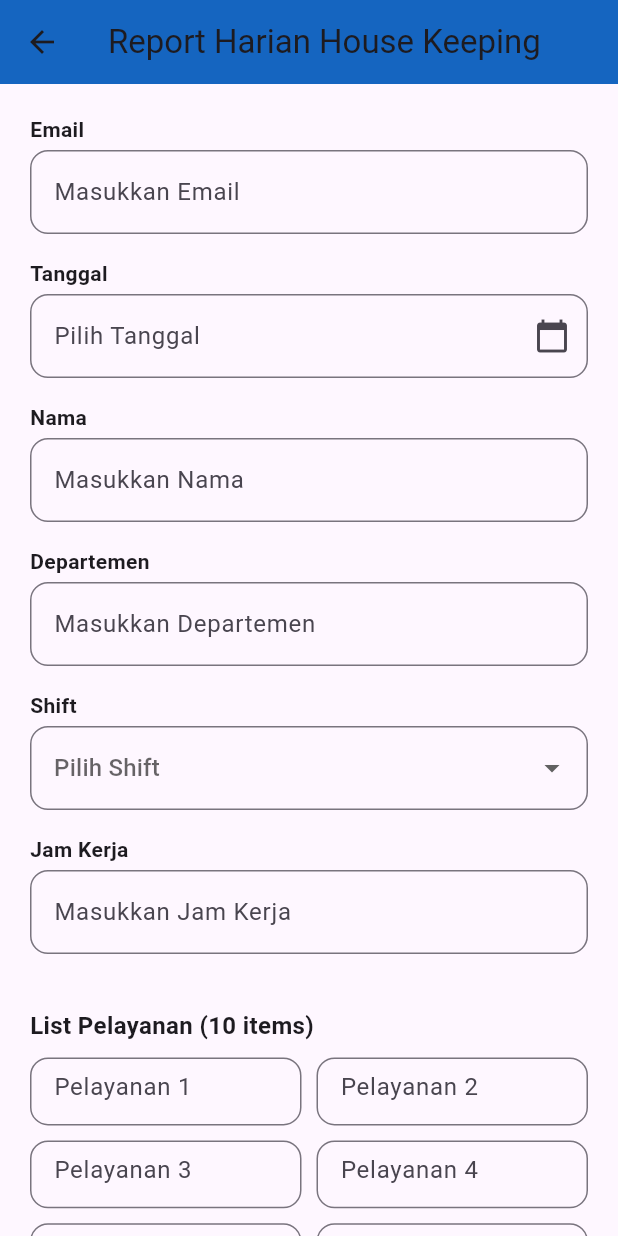
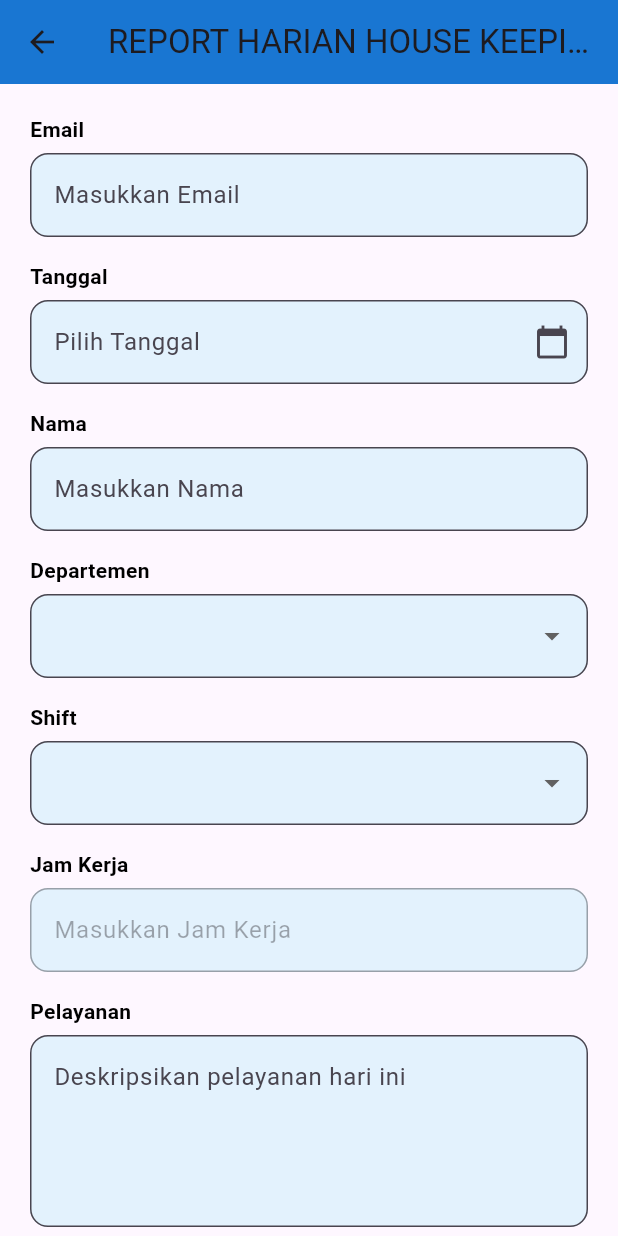
Before and after one commit to PutriMaya22/StaffLink-smartphone, a Flutter app: the HousekeepingReportForm screen opened directly, on a phone screen of 412 x 824 dp. Run offline on Flutter 3.47's test engine with Material 3 defaults, Android fonts, the phone set to English and light mode, and no system bars; our stand-ins replace file_picker, get, image_picker.

Commit message:
update 210525

```diff
--- a/lib/screens/HousekeepingReportForm.dart
+++ b/lib/screens/HousekeepingReportForm.dart
@@ -11,28 +11,41 @@ import 'package:file_picker/file_picker.dart';
 
 class HousekeepingReportForm extends StatefulWidget {
   @override
-  _HousekeepingReportFormState createState() => _HousekeepingReportFormState();
+  _HousekeepingReportForm createState() => _HousekeepingReportForm();
 }
 
-class _HousekeepingReportFormState extends State<HousekeepingReportForm> {
+class _HousekeepingReportForm extends State<HousekeepingReportForm> {
   final _formKey = GlobalKey<FormState>();
 
-  final _emailController = TextEditingController();
-  final _dateController = TextEditingController();
-  final _namaController = TextEditingController();
-  final _departemenController = TextEditingController();
-  final _jamKerjaController = TextEditingController();
+  final TextEditingController _emailController = TextEditingController();
+  final TextEditingController _dateController = TextEditingController();
+  final TextEditingController _namaController = TextEditingController();
+  final TextEditingController _jamKerjaController = TextEditingController();
+  final TextEditingController _pelayananController = TextEditingController();
 
+  String? selectedDepartemen;
   String? selectedShift;
+  final List<Uint8List?> dokumenWeb = List.filled(5, null);
 
-  final ImagePicker _picker = ImagePicker();
+  final List<String> departemenList = [
+    "Sales & Marketing",
+    "Operations",
+    "Technology",
+    "Analytics",
+    "R&D",
+    "Procurement",
+    "Finance",
+    "HR",
+    "Legal",
+  ];
 
-  // Pelayanan dan dokumen
-  final List<String?> pelayanan = List<String?>.filled(10, null, growable: false);
-  final List<File?> dokumen = List<File?>.filled(10, null, growable: false);
-  final List<Uint8List?> dokumenWeb = List<Uint8List?>.filled(10, null, growable: false);
+  final Map<String, String> shiftToJam = {
+    "Pagi": "08:00 - 16:00",
+    "Siang": "16:00 - 00:00",
+    "Malam": "00:00 - 08:00",
+  };
 
-  Future<void> _selectDate() async {
+  void _selectDate() async {
     DateTime? picked = await showDatePicker(
       context: context,
       initialDate: DateTime.now(),
@@ -40,14 +53,11 @@ class _HousekeepingReportFormState extends State<HousekeepingReportForm> {
       lastDate: DateTime(2100),
     );
     if (picked != null) {
-      setState(() {
       _dateController.text = DateFormat('yyyy-MM-dd').format(picked);
-      });
     }
   }
 
-  Future<void> _pickImage(int index) async {
-    if (kIsWeb) {
+  void _pickImage(int index) async {
     final result = await FilePicker.platform.pickFiles(
       type: FileType.image,
       withData: true,
@@ -57,135 +67,190 @@ class _HousekeepingReportFormState extends State<HousekeepingReportForm> {
         dokumenWeb[index] = result.files.single.bytes!;
       });
     }
-    } else {
-      final XFile? image = await _picker.pickImage(source: ImageSource.gallery);
-      if (image != null) {
-        setState(() {
-          dokumen[index] = File(image.path);
-        });
-      }
-    }
   }
 
- Future<void> submitReport() async {
+  void _submitForm() {
     if (!_formKey.currentState!.validate()) return;
-  _formKey.currentState!.save();
 
-  final url = Uri.parse('http://localhost:8000/api/report');
-  var request = http.MultipartRequest('POST', url);
-
-  request.fields['email'] = _emailController.text;
-  request.fields['tanggal'] = _dateController.text;
-  request.fields['nama'] = _namaController.text;
-  request.fields['departemen'] = _departemenController.text;
-  request.fields['shift'] = selectedShift ?? '';
-  request.fields['jam_kerja'] = _jamKerjaController.text;
-
-  // Kirim 10 pelayanan sebagai field individual
-  for (int i = 0; i < 10; i++) {
-    request.fields['pelayanan_${i + 1}'] = pelayanan[i] ?? '';
+    bool allPhotosFilled = dokumenWeb.every((img) => img != null);
+    if (!allPhotosFilled) {
+      _showMessage('Semua foto dokumentasi wajib diisi');
+      return;
     }
 
-  // Kirim dokumentasi (nama + file) sebagai field/file individual
-  for (int i = 0; i < 10; i++) {
-    if (kIsWeb && dokumenWeb[i] != null) {
-      final filename = 'web_photo_${i + 1}.jpg';
-      request.fields['dokumentasi_${i + 1}'] = filename;
-      request.files.add(http.MultipartFile.fromBytes(
-        'dokumen_${i + 1}',
-        dokumenWeb[i]!,
-        filename: filename,
-      ));
-    } else if (!kIsWeb && dokumen[i] != null) {
-      final filename = dokumen[i]!.path.split('/').last;
-      request.fields['dokumentasi_${i + 1}'] = filename;
-      request.files.add(await http.MultipartFile.fromPath(
-        'dokumen_${i + 1}',
-        dokumen[i]!.path,
-      ));
-    } else {
-      // Tetap kirim nama kosong jika tidak ada gambar
-      request.fields['dokumentasi_${i + 1}'] = '';
-    }
-  }
-
-  try {
-    var response = await request.send();
-
-    if (response.statusCode == 200 || response.statusCode == 201) {
-      ScaffoldMessenger.of(context).showSnackBar(SnackBar(content: Text('Report berhasil dikirim')));
-      _resetForm();
-    } else {
-      String respStr = await response.stream.bytesToString();
-      ScaffoldMessenger.of(context).showSnackBar(SnackBar(content: Text('Gagal: $respStr')));
-    }
-  } catch (e) {
-    ScaffoldMessenger.of(context).showSnackBar(SnackBar(content: Text('Error: $e')));
-  }
-}
-
-
-
-  void _resetForm() {
-    _formKey.currentState?.reset();
-    _emailController.clear();
+    _showMessage('Submit Berhasil');
+    _formKey.currentState!.reset();
     _dateController.clear();
-    _namaController.clear();
-    _departemenController.clear();
     _jamKerjaController.clear();
-
+    _pelayananController.clear();
     setState(() {
+      selectedDepartemen = null;
       selectedShift = null;
-      for (int i = 0; i < pelayanan.length; i++) {
-        pelayanan[i] = null;
-        dokumen[i] = null;
+      for (int i = 0; i < dokumenWeb.length; i++) {
         dokumenWeb[i] = null;
       }
     });
   }
 
-  @override
-  void dispose() {
-    _emailController.dispose();
-    _dateController.dispose();
-    _namaController.dispose();
-    _departemenController.dispose();
-    _jamKerjaController.dispose();
-    super.dispose();
+  void _showMessage(String message) {
+    ScaffoldMessenger.of(context).showSnackBar(
+      SnackBar(
+        backgroundColor: Colors.blue.shade600,
+        content: Text(message, style: TextStyle(color: Colors.white)),
+        behavior: SnackBarBehavior.floating,
+      ),
+    );
   }
 
   @override
   Widget build(BuildContext context) {
     return Scaffold(
       appBar: AppBar(
-        title: Text('Report Harian House Keeping'),
-        backgroundColor: Colors.blue[800],
+        title: Text('REPORT HARIAN HOUSE KEEPING'),
+        backgroundColor: Colors.blue.shade700,
+        centerTitle: true,
       ),
       body: SingleChildScrollView(
         padding: EdgeInsets.all(20),
         child: Form(
           key: _formKey,
           child: Column(
+            crossAxisAlignment: CrossAxisAlignment.start,
             children: [
-              buildTextField(label: "Email", controller: _emailController, keyboardType: TextInputType.emailAddress),
-              buildDateField(context),
-              buildTextField(label: "Nama", controller: _namaController),
-              buildTextField(label: "Departemen", controller: _departemenController),
-              buildDropdownField(),
-              buildTextField(label: "Jam Kerja", controller: _jamKerjaController),
-              SizedBox(height: 20),
-              buildPelayananSection(),
-              SizedBox(height: 20),
-              buildDokumentasiSection(),
+              buildTextField(
+                "Email",
+                _emailController,
+                TextInputType.emailAddress,
+              ),
+              buildDateField(),
+              buildTextField("Nama", _namaController, TextInputType.text),
+              buildDropdownField(
+                "Departemen",
+                departemenList,
+                selectedDepartemen,
+                (val) {
+                  setState(() => selectedDepartemen = val);
+                },
+              ),
+              buildDropdownField(
+                "Shift",
+                shiftToJam.keys.toList(),
+                selectedShift,
+                (val) {
+                  setState(() {
+                    selectedShift = val;
+                    _jamKerjaController.text =
+                        val != null ? shiftToJam[val]! : '';
+                  });
+                },
+              ),
+              buildTextField(
+                "Jam Kerja",
+                _jamKerjaController,
+                TextInputType.text,
+                enabled: false,
+              ),
+
+              // PELAYANAN
+              Padding(
+                padding: const EdgeInsets.only(bottom: 20),
+                child: Column(
+                  crossAxisAlignment: CrossAxisAlignment.start,
+                  children: [
+                    Text(
+                      "Pelayanan",
+                      style: TextStyle(
+                        fontWeight: FontWeight.w600,
+                        color: Colors.black,
+                      ),
+                    ),
+                    SizedBox(height: 6),
+                    TextFormField(
+                      controller: _pelayananController,
+                      keyboardType: TextInputType.multiline,
+                      maxLines: 4,
+                      validator: (value) {
+                        if (value == null || value.isEmpty)
+                          return 'Wajib diisi';
+                        return null;
+                      },
+                      decoration: InputDecoration(
+                        hintText: "Deskripsikan pelayanan hari ini",
+                        filled: true,
+                        fillColor: Colors.blue.shade50,
+                        border: OutlineInputBorder(
+                          borderRadius: BorderRadius.circular(12),
+                        ),
+                      ),
+                    ),
+                  ],
+                ),
+              ),
+
+              // UPLOAD FOTO
+              Text(
+                "Dokumentasi (upload minimal 5 foto)",
+                style: TextStyle(
+                  fontWeight: FontWeight.w600,
+                  color: Colors.black,
+                ),
+              ),
+              SizedBox(height: 6),
+              Text(
+                "Upload minimal 5 foto dokumentasi",
+                style: TextStyle(fontSize: 12, color: Colors.grey.shade700),
+              ),
+              SizedBox(height: 10),
+              GridView.builder(
+                shrinkWrap: true,
+                itemCount: 5,
+                physics: NeverScrollableScrollPhysics(),
+                gridDelegate: SliverGridDelegateWithFixedCrossAxisCount(
+                  crossAxisCount: 3,
+                  mainAxisSpacing: 10,
+                  crossAxisSpacing: 10,
+                ),
+                itemBuilder: (_, i) {
+                  return InkWell(
+                    onTap: () => _pickImage(i),
+                    child: Container(
+                      decoration: BoxDecoration(
+                        border: Border.all(color: Colors.blue.shade300),
+                        borderRadius: BorderRadius.circular(12),
+                        color: Colors.blue.shade50,
+                      ),
+                      child:
+                          dokumenWeb[i] != null
+                              ? ClipRRect(
+                                borderRadius: BorderRadius.circular(12),
+                                child: Image.memory(
+                                  dokumenWeb[i]!,
+                                  fit: BoxFit.cover,
+                                ),
+                              )
+                              : Center(
+                                child: Icon(
+                                  Icons.camera_alt,
+                                  size: 40,
+                                  color: Colors.blue.shade300,
+                                ),
+                              ),
+                    ),
+                  );
+                },
+              ),
+
               SizedBox(height: 24),
               ElevatedButton(
-                onPressed: submitReport,
+                onPressed: _submitForm,
                 style: ElevatedButton.styleFrom(
-                  backgroundColor: Colors.blue[700],
+                  backgroundColor: Colors.blue.shade600,
                   shape: StadiumBorder(),
                   padding: EdgeInsets.symmetric(vertical: 16),
                 ),
-                child: Center(child: Text('Submit Report', style: TextStyle(fontSize: 18))),
+                child: Center(
+                  child: Text('Kirim Laporan', style: TextStyle(fontSize: 18)),
+                ),
               ),
             ],
           ),
@@ -194,149 +259,122 @@ class _HousekeepingReportFormState extends State<HousekeepingReportForm> {
     );
   }
 
-  Widget buildTextField({
-    required String label,
-    TextEditingController? controller,
-    TextInputType? keyboardType,
-    String? Function(String?)? validator,
+  Widget buildTextField(
+    String label,
+    TextEditingController controller,
+    TextInputType keyboardType, {
+    int maxLines = 1,
+    bool enabled = true,
   }) {
-    return Column(
+    return Padding(
+      padding: const EdgeInsets.only(bottom: 16),
+      child: Column(
         crossAxisAlignment: CrossAxisAlignment.start,
         children: [
-        Text(label, style: TextStyle(fontWeight: FontWeight.w600)),
-        SizedBox(height: 4),
+          Text(
+            label,
+            style: TextStyle(fontWeight: FontWeight.w600, color: Colors.black),
+          ),
+          SizedBox(height: 6),
           TextFormField(
             controller: controller,
             keyboardType: keyboardType,
-          validator: validator ??
-              (value) {
+            maxLines: maxLines,
+            enabled: enabled,
+            validator: (value) {
               if (value == null || value.isEmpty) return 'Wajib diisi';
-                if (label == "Email" && !RegExp(r'^[^@]+@[^@]+\.[^@]+').hasMatch(value)) {
+              if (label == "Email" &&
+                  !RegExp(r'^[^@]+@[^@]+\.[^@]+').hasMatch(value)) {
                 return 'Format email tidak valid';
               }
               return null;
             },
             decoration: InputDecoration(
               hintText: 'Masukkan $label',
-            border: OutlineInputBorder(borderRadius: BorderRadius.circular(12.0)),
+              fillColor: Colors.blue.shade50,
+              filled: true,
+              border: OutlineInputBorder(
+                borderRadius: BorderRadius.circular(12),
               ),
             ),
-        SizedBox(height: 16),
+          ),
         ],
+      ),
     );
   }
 
-  Widget buildDateField(BuildContext context) {
-    return Column(
+  Widget buildDateField() {
+    return Padding(
+      padding: const EdgeInsets.only(bottom: 16),
+      child: Column(
         crossAxisAlignment: CrossAxisAlignment.start,
         children: [
-        Text("Tanggal", style: TextStyle(fontWeight: FontWeight.w600)),
-        SizedBox(height: 4),
-        TextFormField(
+          Text(
+            "Tanggal",
+            style: TextStyle(fontWeight: FontWeight.w600, color: Colors.black),
+          ),
+          SizedBox(height: 6),
+          GestureDetector(
+            onTap: _selectDate,
+            child: AbsorbPointer(
+              child: TextFormField(
                 controller: _dateController,
-          readOnly: true,
-          onTap: _selectDate,
-          validator: (value) => (value == null || value.isEmpty) ? 'Pilih tanggal' : null,
                 decoration: InputDecoration(
                   hintText: 'Pilih Tanggal',
-            border: OutlineInputBorder(borderRadius: BorderRadius.circular(12.0)),
                   suffixIcon: Icon(Icons.calendar_today),
+                  fillColor: Colors.blue.shade50,
+                  filled: true,
+                  border: OutlineInputBorder(
+                    borderRadius: BorderRadius.circular(12),
                   ),
                 ),
-        SizedBox(height: 16),
+                validator:
+                    (value) =>
+                        value == null || value.isEmpty ? 'Wajib diisi' : null,
+              ),
+            ),
+          ),
         ],
+      ),
     );
   }
 
-  Widget buildDropdownField() {
-    return Column(
+  Widget buildDropdownField(
+    String label,
+    List<String> items,
+    String? selected,
+    void Function(String?) onChanged,
+  ) {
+    return Padding(
+      padding: const EdgeInsets.only(bottom: 16),
+      child: Column(
         crossAxisAlignment: CrossAxisAlignment.start,
         children: [
-        Text("Shift", style: TextStyle(fontWeight: FontWeight.w600)),
-        SizedBox(height: 4),
+          Text(
+            label,
+            style: TextStyle(fontWeight: FontWeight.w600, color: Colors.black),
+          ),
+          SizedBox(height: 6),
           DropdownButtonFormField<String>(
-          decoration: InputDecoration(border: OutlineInputBorder(borderRadius: BorderRadius.circular(12.0))),
-          hint: Text('Pilih Shift'),
-          value: selectedShift,
-          validator: (value) => value == null ? 'Pilih shift' : null,
-          onChanged: (value) => setState(() => selectedShift = value),
-          items: ['Pagi', 'Siang', 'Malam'].map((shift) => DropdownMenuItem(value: shift, child: Text(shift))).toList(),
+            value: selected,
+            onChanged: onChanged,
+            validator: (value) => value == null ? 'Wajib dipilih' : null,
+            items:
+                items
+                    .map(
+                      (val) => DropdownMenuItem(value: val, child: Text(val)),
+                    )
+                    .toList(),
+            decoration: InputDecoration(
+              fillColor: Colors.blue.shade50,
+              filled: true,
+              border: OutlineInputBorder(
+                borderRadius: BorderRadius.circular(12),
               ),
-        SizedBox(height: 16),
-      ],
-    );
-  }
-
-  Widget buildPelayananSection() {
-    return Column(
-      crossAxisAlignment: CrossAxisAlignment.start,
-      children: [
-        Text("List Pelayanan (10 items)", style: TextStyle(fontSize: 16, fontWeight: FontWeight.w600)),
-        SizedBox(height: 10),
-        GridView.builder(
-          shrinkWrap: true,
-          physics: NeverScrollableScrollPhysics(),
-          itemCount: 10,
-          gridDelegate: SliverGridDelegateWithFixedCrossAxisCount(
-            crossAxisCount: 2,
-            childAspectRatio: 4,
-            crossAxisSpacing: 10,
-            mainAxisSpacing: 10,
             ),
-          itemBuilder: (_, i) {
-            return TextFormField(
-              decoration: InputDecoration(
-                hintText: 'Pelayanan ${i + 1}',
-                border: OutlineInputBorder(borderRadius: BorderRadius.circular(12.0)),
-              ),
-              validator: (value) => (value == null || value.isEmpty) ? 'Wajib diisi' : null,
-              onSaved: (val) => pelayanan[i] = val,
-            );
-          },
           ),
         ],
-    );
-  }
-
-  Widget buildDokumentasiSection() {
-    return Column(
-      crossAxisAlignment: CrossAxisAlignment.start,
-      children: [
-        Text("Dokumentasi (Upload Foto)", style: TextStyle(fontSize: 16, fontWeight: FontWeight.w600)),
-        SizedBox(height: 10),
-        GridView.builder(
-          shrinkWrap: true,
-          physics: NeverScrollableScrollPhysics(),
-          itemCount: 10,
-          gridDelegate: SliverGridDelegateWithFixedCrossAxisCount(
-            crossAxisCount: 2,
-            childAspectRatio: 1.4,
-            crossAxisSpacing: 10,
-            mainAxisSpacing: 10,
       ),
-          itemBuilder: (_, i) {
-            final imageWidget = kIsWeb && dokumenWeb[i] != null
-                ? Image.memory(dokumenWeb[i]!, fit: BoxFit.cover)
-                : !kIsWeb && dokumen[i] != null
-                    ? Image.file(dokumen[i]!, fit: BoxFit.cover)
-                    : Center(child: Text('Upload Foto ${i + 1}', textAlign: TextAlign.center, style: TextStyle(color: Colors.grey[600])));
-
-            return InkWell(
-              onTap: () => _pickImage(i),
-              child: Container(
-                decoration: BoxDecoration(
-                  borderRadius: BorderRadius.circular(12.0),
-                  border: Border.all(color: Colors.grey),
-                ),
-                child: ClipRRect(
-                  borderRadius: BorderRadius.circular(12.0),
-                  child: imageWidget,
-                ),
-              ),
-            );
-          },
-        ),
-      ],
     );
   }
 }
```
Also changed, not shown: pubspec.yaml (+1 -13 lines), pubspec.lock, 1 other file. Lines whose indentation alone changed are shown as unchanged.
